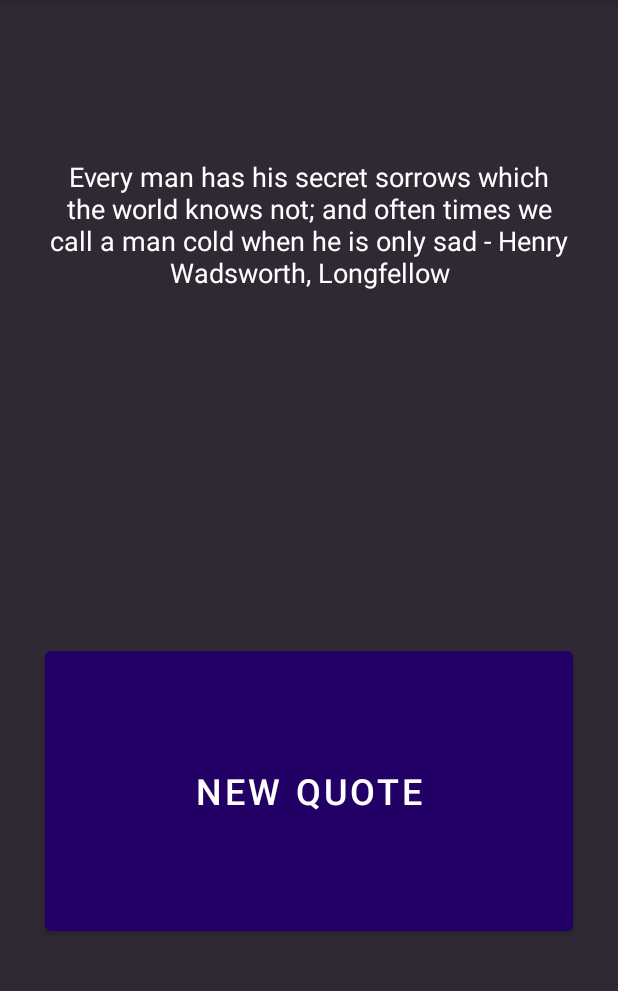
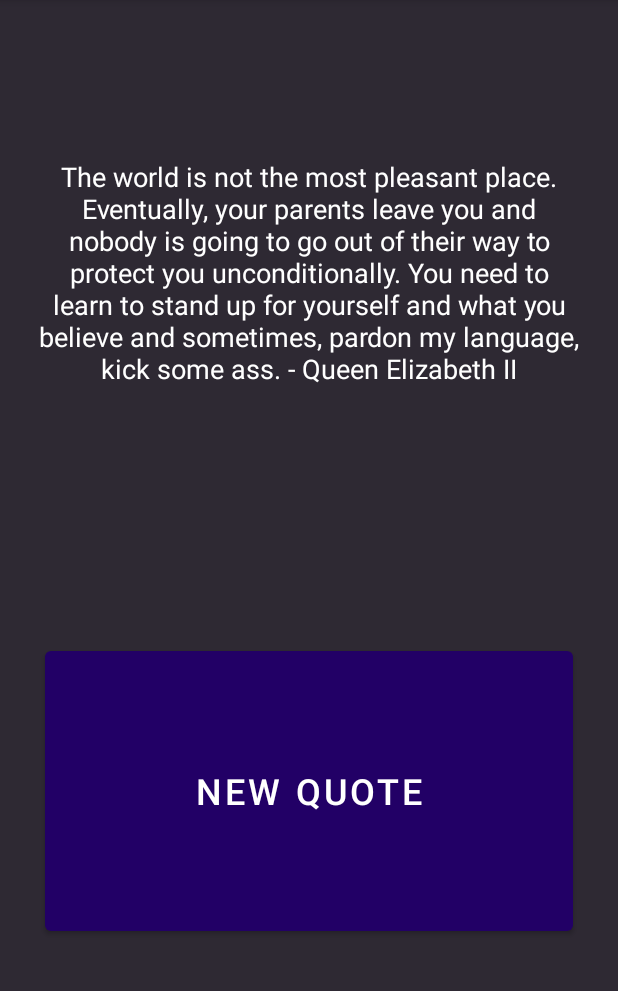
Before and after one commit to LukasTinnes/Depressionquotes, an Android app: the screen it shows after launch (MainActivity), on a phone screen of 412 x 824 dp, the part 84-1075 px from its top. Run offline under Robolectric (Android 15) with nearby library versions, the phone set to English and light mode, and no system bars.

Commit message:
random on startup, also added new quotes

```diff
--- a/app/src/main/java/com/example/depressionquotes/MainActivity.java
+++ b/app/src/main/java/com/example/depressionquotes/MainActivity.java
@@ -28,6 +28,7 @@ public class MainActivity extends AppCompatActivity {
                 textview.setText(quotes[number]);
             }
         });
-        textview.setText(quotes[0]);
+        int number = rand.nextInt(quotes.length);
+        textview.setText(quotes[number]);
     }
 }
--- a/app/src/main/res/values/strings.xml
+++ b/app/src/main/res/values/strings.xml
@@ -70,5 +70,33 @@
         <item>Much misery comes from our current self not wanting to betray our past self. Luca Dellanna</item>
         <item>Suffering is an indication of ignorance, but in seeking an escape from suffering you are only nourishing ignorance. Jiddu Krishnamurti</item>
         <item>Stop looking for happiness in the same place you lost it. Paulo Coelho (Hippie)</item>
+        <item>It is often hard to bear the tears that we ourselves have caused. – Marcel Proust</item>
+        <item>There must be something rotten in the very core of a social system which increases its wealth without diminishing its misery.- Karl Marx</item>
+        <item>Deep in my heart I’m concealing things that I’m longing to say. Scared to confess what I’m feeling – frightened you’ll slip away. - Madonna</item>
+        <item>I always wished that I could find someone as beautiful as you, but in the process I forgot that I was special too. - Madonna</item>
+        <item>When you lose a person you love so much, surviving the loss is difficult. - Christiano Ronaldo</item>
+        <item>Life is not fair – get used to it! - Bill Gates</item>
+        <item>I have probably been very close to a complete breakdown on numerous occasions. - Prince Harry</item>
+        <item>You can imagine the kind of dinner parties I had to go to at a young age… pretty dull. - Prince Harry</item>
+        <item>The world is not the most pleasant place. Eventually, your parents leave you and nobody is going to go out of their way to protect you unconditionally. You need to learn to stand up for yourself and what you believe and sometimes, pardon my language, kick some ass. - Queen Elizabeth II</item>
+        <item>So many people enter and leave your life! Hundreds of thousands of people! You have to keep the door open so they can come in! But it also means you have to let them go! - Jonathan Safran Foer</item>
+        <item>I often think you bring unhappiness on yourself, because if you don’t like yourself very much, you allow yourself to be influenced by people who reinforce that. - Lynn Johnston</item>
+        <item>Sure, I’ve had some bad times, but everybody does. But people don’t get to talk about them like I do, unless they do to a therapist. People don’t get to put them in the paper like I do. - Lynn Johnston</item>
+        <item>Do not become someone else just because you are hurt. Be who you are and smile, it may solve, all problems you have got. - Santosh Kalwar</item>
+        <item>Unreal friendship may turn to real. But real friendship, once ended, cannot be mended. - T.S. Eliot</item>
+        <item>Time doesn’t heal emotional pain, you need to learn how to let go. - Roy Bennett</item>
+        <item>You don’t laugh on the same jokes why cry on the same problem.</item>
+        <item>When dealing with heartaches or heartbreaks, don’t look back; or else you will turn into a pillar of salt.</item>
+        <item>Love yourself instead of abusing yourself. - Karolina Kurkova</item>
+        <item>Mirrors are just glass and you are more than that</item>
+        <item>Love yourself first, and then others. - CHetan Bhagat</item>
+        <item>You have to just accept your body. You may not love it all the way, but you just have to be comfortable with it, comfortable with knowing that that’s your body. Rihanna</item>
+        <item>The minute you learn to love yourself you won’t want to be anyone else. - Rihanna</item>
+        <item>Life is not divided into semesters. You don’t get summers off, and very few employers are interested in helping you. Find yourself. - Bill Gates</item>
+        <item>Don’t let anyone tell you to change who you are. - Mark Zuckerberg</item>
+        <item>Gaining confidence means getting outside your comfort zone, experiencing setbacks, and, with determination, picking yourself up again. - Katty Kay</item>
+        <item>Confidence breeds success and success breeds confidence. Confidence applied properly surpasses genius. - Mike Tyson</item>
+        <item>What kills your dreams isn’t a lack of competence, but rather confidence. Confidence comes from how you talk to yourself. - Shane Parrish</item>
+        <item>Don’t be afraid to assert yourself, have confidence in your abilities and don’t let the bastards get you down. - Michael Bloomberg</item>
     </string-array>
 </resources>
```
